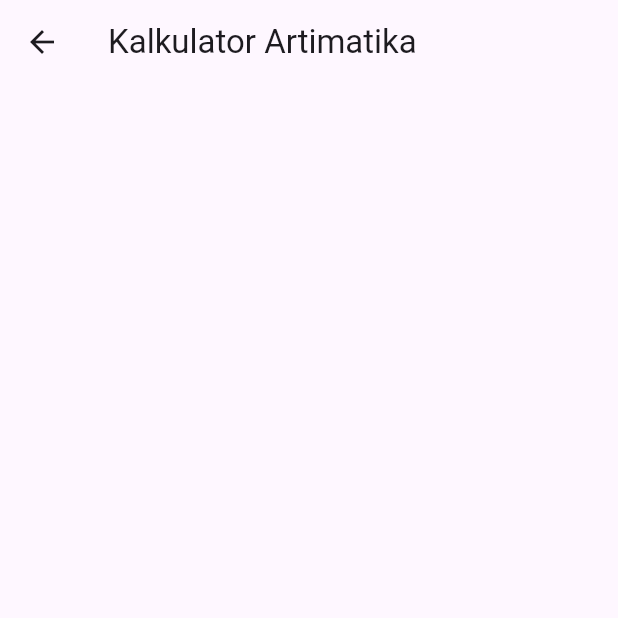
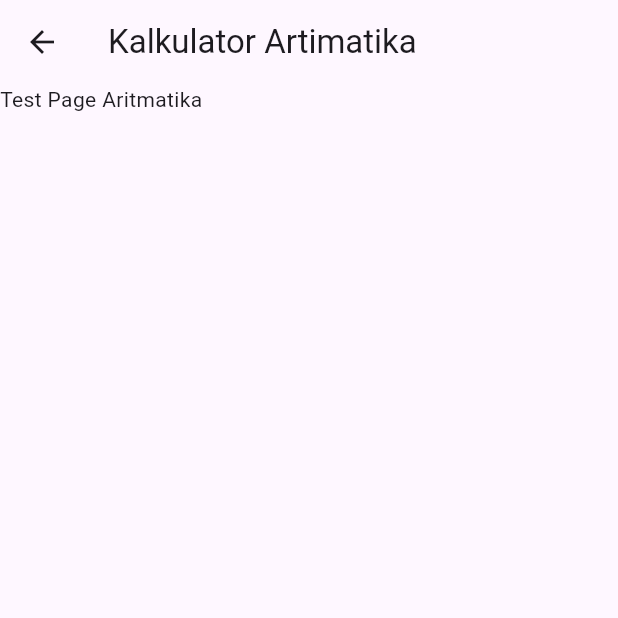
Before and after one commit to M2NVMe/cubitflutter, a Flutter app: the Uiaritmatik screen opened directly, on a phone screen of 412 x 824 dp, the top half of it. Run offline on Flutter 3.47's test engine with Material 3 defaults, Android fonts, the phone set to English and light mode, and no system bars; our stand-ins replace bloc.

Commit message:
[BBW] FIX/ADD

```diff
--- a/lib/Aritmetika/uiaritmatik.dart
+++ b/lib/Aritmetika/uiaritmatik.dart
@@ -12,7 +12,9 @@ class Uiaritmatik extends StatelessWidget {
       body:
       Column(
         children: [
-
+          Container(
+            child: Text("Test Page Aritmatika"),
+          )
         ],
       )
       ,
```
